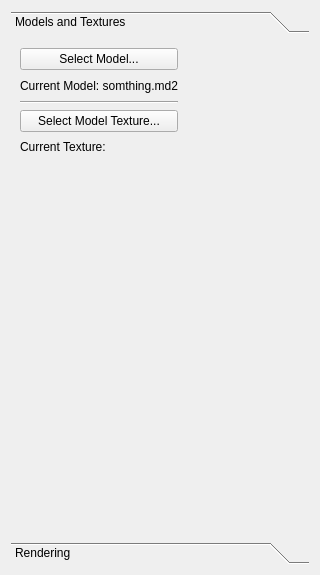
The window that src/SideBar.ui (adickin/Md2-Viewer) describes before a commit, drawn with Qt 5.
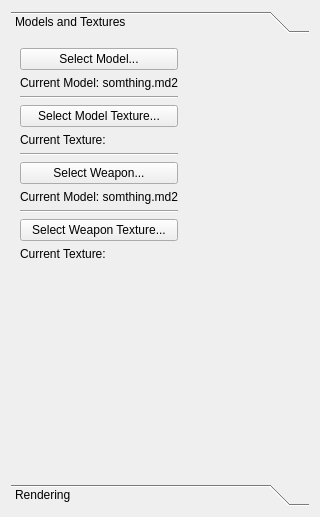
The same window after the commit. The open tabs and pages were chosen to show the change.

Commit message:
fix vertex normal displays, weapons now load,
window resizes instead of menu

What changed in the file:
```diff
--- a/src/SideBar.ui
+++ b/src/SideBar.ui
@@ -7,9 +7,15 @@
     <x>0</x>
     <y>0</y>
     <width>320</width>
-    <height>575</height>
+    <height>517</height>
    </rect>
   </property>
+  <property name="sizePolicy">
+   <sizepolicy hsizetype="Fixed" vsizetype="Preferred">
+    <horstretch>0</horstretch>
+    <verstretch>0</verstretch>
+   </sizepolicy>
+  </property>
   <property name="minimumSize">
    <size>
     <width>320</width>
@@ -37,7 +43,7 @@
         <x>0</x>
         <y>0</y>
         <width>302</width>
-        <height>493</height>
+        <height>435</height>
        </rect>
       </property>
       <attribute name="label">
@@ -45,13 +51,11 @@
       </attribute>
       <layout class="QVBoxLayout" name="verticalLayout_2">
        <item>
-        <layout class="QVBoxLayout" name="verticalLayout_4">
-         <item>
-          <layout class="QHBoxLayout" name="horizontalLayout">
-           <item>
             <layout class="QVBoxLayout" name="verticalLayout_3">
              <item>
-              <layout class="QVBoxLayout" name="verticalLayout_5">
+          <layout class="QHBoxLayout" name="horizontalLayout">
+           <item>
+            <layout class="QVBoxLayout" name="verticalLayout_4">
                <item>
                 <widget class="QPushButton" name="md2OpenButton">
                  <property name="text">
@@ -66,8 +70,6 @@
                  </property>
                 </widget>
                </item>
-              </layout>
-             </item>
              <item>
               <widget class="Line" name="line_7">
                <property name="orientation">
@@ -76,8 +78,6 @@
               </widget>
              </item>
              <item>
-              <layout class="QVBoxLayout" name="verticalLayout_6">
-               <item>
                 <widget class="QPushButton" name="selectTextureButton">
                  <property name="text">
                   <string>Select Model Texture...</string>
@@ -91,7 +91,47 @@
                  </property>
                 </widget>
                </item>
-              </layout>
+             <item>
+              <widget class="Line" name="line_9">
+               <property name="orientation">
+                <enum>Qt::Horizontal</enum>
+               </property>
+              </widget>
+             </item>
+             <item>
+              <widget class="QPushButton" name="weaponOpenButton">
+               <property name="text">
+                <string>Select Weapon...</string>
+               </property>
+              </widget>
+             </item>
+             <item>
+              <widget class="QLabel" name="currentWeapon">
+               <property name="text">
+                <string>Current Model: somthing.md2</string>
+               </property>
+              </widget>
+             </item>
+             <item>
+              <widget class="Line" name="line_8">
+               <property name="orientation">
+                <enum>Qt::Horizontal</enum>
+               </property>
+              </widget>
+             </item>
+             <item>
+              <widget class="QPushButton" name="selectWeaponTextureButton">
+               <property name="text">
+                <string>Select Weapon Texture...</string>
+               </property>
+              </widget>
+             </item>
+             <item>
+              <widget class="QLabel" name="currentWeaponTextureLabel">
+               <property name="text">
+                <string>Current Texture: </string>
+               </property>
+              </widget>
              </item>
             </layout>
            </item>
```
Left out of the diff: 6 changed lines with no effect on the pictures. Lines whose indentation alone changed are shown as unchanged. The commit also changes 4 other files.
